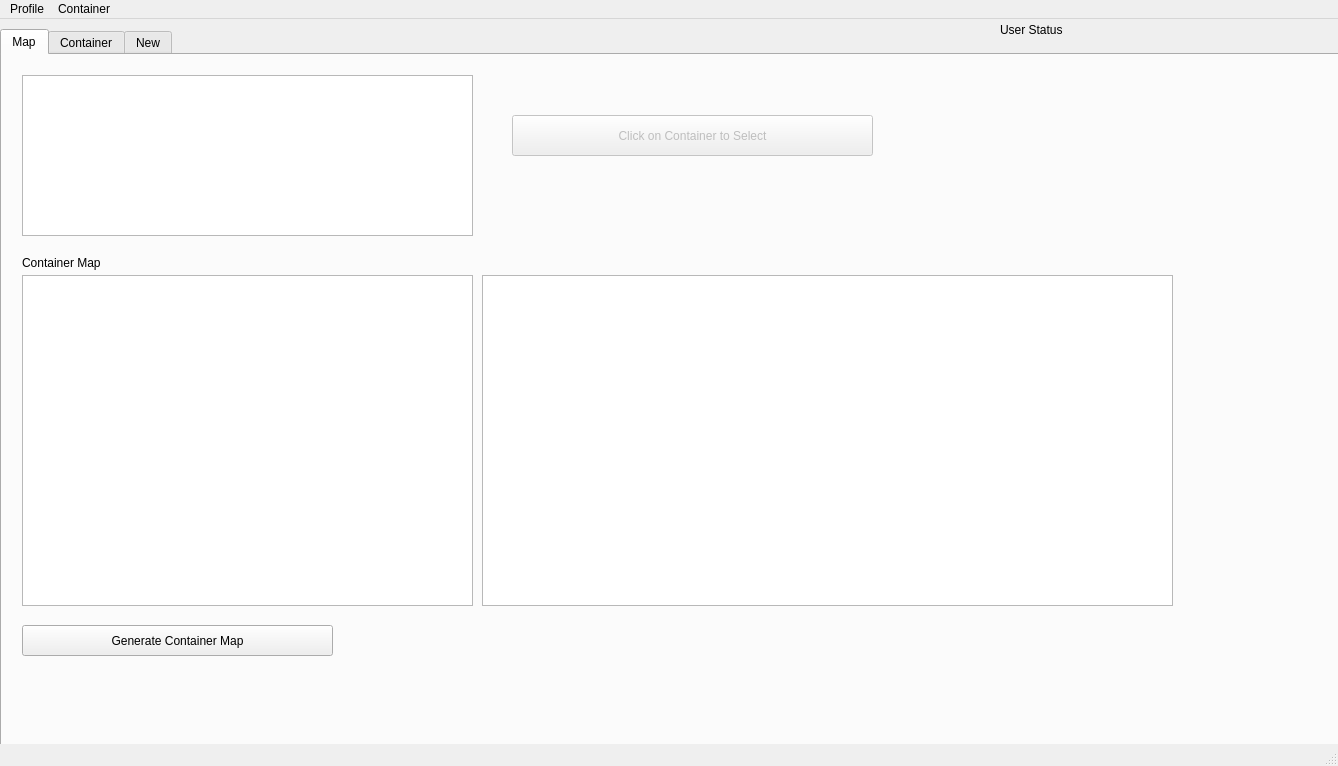
Before: the Qt Designer form Graphics/UI/SagaGui.ui in inexplicable01/saga, drawn with Qt 5.
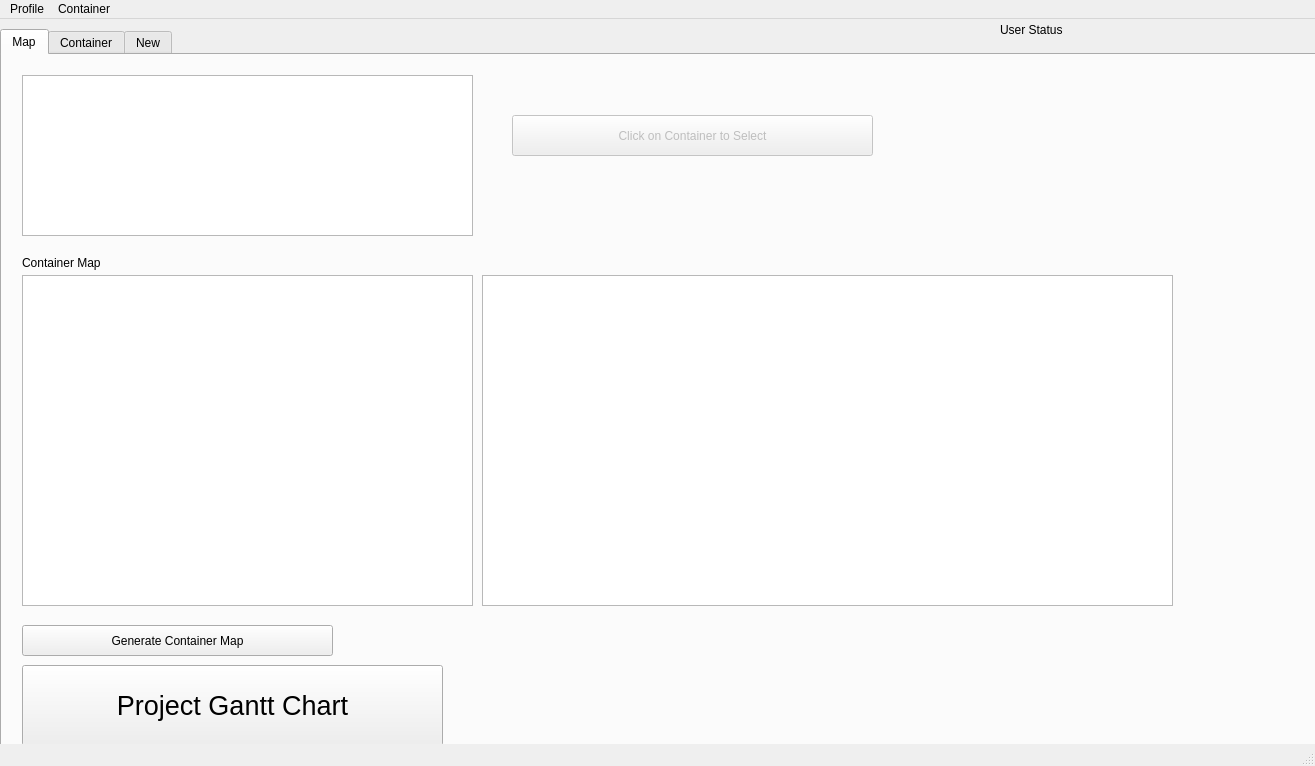
After: the same form once the commit is applied. The open tabs and pages were chosen to show the change.

Commit message:
Added Button for Gantt Charts
Fix up the pictures

What changed in the file:
```diff
--- a/Graphics/UI/SagaGui.ui
+++ b/Graphics/UI/SagaGui.ui
@@ -6,7 +6,7 @@
    <rect>
     <x>0</x>
     <y>0</y>
-    <width>1338</width>
+    <width>1315</width>
     <height>766</height>
    </rect>
   </property>
@@ -127,6 +127,27 @@
        <string>Click on Container to Select</string>
       </property>
      </widget>
+     <widget class="QPushButton" name="ganttChartBttn">
+      <property name="enabled">
+       <bool>true</bool>
+      </property>
+      <property name="geometry">
+       <rect>
+        <x>20</x>
+        <y>610</y>
+        <width>421</width>
+        <height>81</height>
+       </rect>
+      </property>
+      <property name="font">
+       <font>
+        <pointsize>20</pointsize>
+       </font>
+      </property>
+      <property name="text">
+       <string>Project Gantt Chart</string>
+      </property>
+     </widget>
     </widget>
     <widget class="QWidget" name="ContainerTab">
      <attribute name="title">
@@ -662,8 +683,8 @@
     <rect>
      <x>0</x>
      <y>0</y>
-     <width>1338</width>
-     <height>26</height>
+     <width>1315</width>
+     <height>21</height>
     </rect>
    </property>
    <widget class="QMenu" name="menuProfile">
```
Left out of the diff: 13 changed lines with no effect on the pictures. The commit also changes 14 other files.
